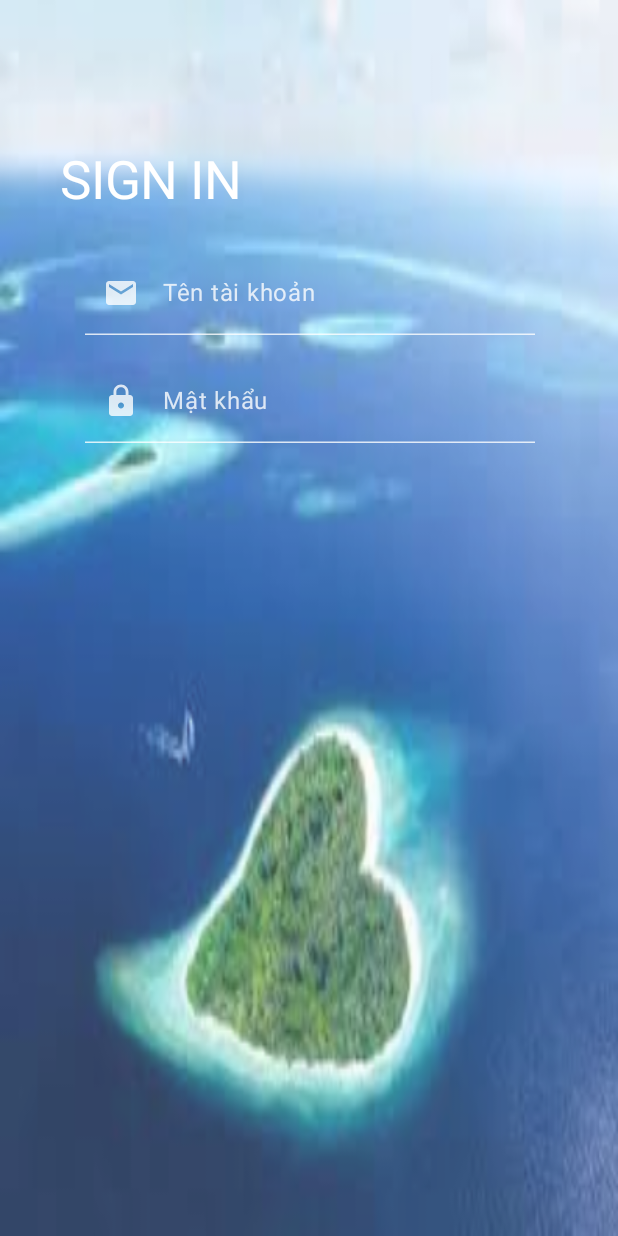
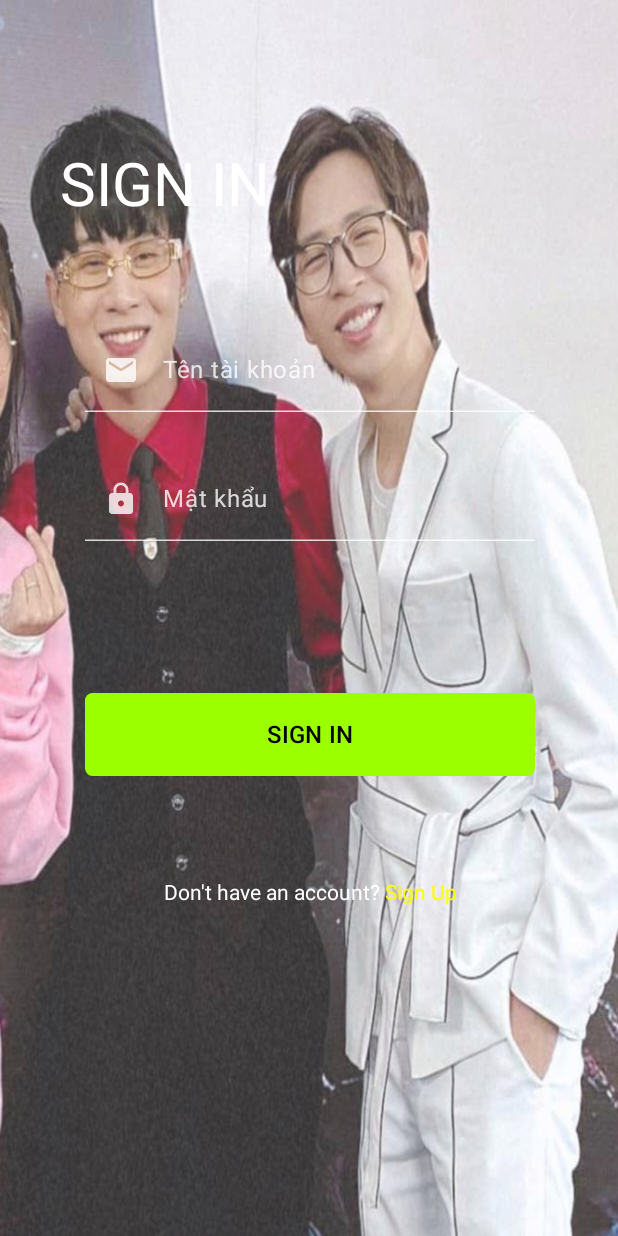
Before and after one commit to VanSonNek/MusicApp, an Android app built with Jetpack Compose: the screen it shows after launch (MainActivity), on a phone screen of 412 x 824 dp. Run offline under Robolectric (Android 15) with nearby library versions, the phone set to English and light mode, and no system bars; our stand-ins replace constraintlayout-compose.

Commit message:
Sanh lầy

```diff
--- a/app/src/main/java/com/example/musicapp/Composable/Button.kt
+++ b/app/src/main/java/com/example/musicapp/Composable/Button.kt
@@ -1 +1,46 @@
 package com.example.musicapp.Composable
+
+import androidx.compose.foundation.layout.height
+import androidx.compose.foundation.layout.width
+import androidx.compose.foundation.shape.RoundedCornerShape
+import androidx.compose.material3.Button
+import androidx.compose.material3.ButtonDefaults
+import androidx.compose.material3.Text
+import androidx.compose.runtime.Composable
+import androidx.compose.ui.Modifier
+import androidx.compose.ui.graphics.Color
+import androidx.compose.ui.tooling.preview.Preview
+import androidx.compose.ui.unit.Dp
+import androidx.compose.ui.unit.TextUnit
+import androidx.compose.ui.unit.dp
+import androidx.compose.ui.unit.sp
+
+@Composable
+fun MyButton(
+    onClick: () -> Unit,
+    modifier: Modifier = Modifier,
+    text: String, // Văn bản hiển thị trong nút
+    width: Dp , // Chiều rộng của nút
+    height: Dp , // Chiều cao của nút
+    fontSize: TextUnit , // Kích thước chữ
+    backgroundColor: Color  , // Màu nền của nút
+    textColor: Color, // Màu chữ của nút
+    cornerRadius: Dp  // Góc bo tròn của nút
+) {
+    Button(
+        onClick = onClick,
+        modifier = modifier
+            .width(width) // Chiều rộng của nút
+            .height(height), // Chiều cao của nút
+        colors = ButtonDefaults.buttonColors(
+            containerColor = backgroundColor // Màu nền của nút
+        ),
+        shape = RoundedCornerShape(cornerRadius) // Góc bo tròn cho nút
+    ) {
+        Text(
+            text = text, // Văn bản hiển thị trong nút
+            fontSize = fontSize, // Kích thước chữ
+            color = textColor // Màu chữ của nút
+        )
+    }
+}
--- a/app/src/main/java/com/example/musicapp/Composable/Dashboar.kt
+++ b/app/src/main/java/com/example/musicapp/Composable/Dashboar.kt
@@ -10,6 +10,7 @@ import androidx.compose.foundation.layout.fillMaxWidth
 import androidx.compose.foundation.layout.height
 import androidx.compose.foundation.layout.padding
 import androidx.compose.foundation.layout.width
+import androidx.compose.foundation.text.ClickableText
 import androidx.compose.material3.Button
 import androidx.compose.material3.ExperimentalMaterial3Api
 import androidx.compose.material3.OutlinedTextField
@@ -37,6 +38,10 @@ import androidx.compose.material.icons.filled.Email
 import androidx.compose.material.icons.filled.Person
 import androidx.compose.material.icons.filled.Lock
 import androidx.compose.material3.Icon
+import androidx.compose.ui.text.ExperimentalTextApi
+import androidx.compose.ui.text.SpanStyle
+import androidx.compose.ui.text.buildAnnotatedString
+import androidx.compose.ui.text.withAnnotation
 import androidx.compose.ui.unit.Dp
 
 
@@ -56,10 +61,8 @@ fun Text_Sign(modifier: Modifier = Modifier, text: String) {
     Text(
         text = text,
         modifier = modifier,
-        fontSize = 35.sp, // 👉 tăng kích thước chữ tại đây
+        fontSize = 40.sp, // 👉 tăng kích thước chữ tại đây
         color = Color.White,
-
-
     )
 }
 @OptIn(ExperimentalMaterial3Api::class)
@@ -69,7 +72,7 @@ fun InputField(
     value: String,
     onValueChange: (String) -> Unit,
     leadingIcon: @Composable (() -> Unit)? = null,
-    textFieldHeight: Dp = 300.dp, // Kích thước chiều cao của TextField
+    textFieldHeight: Dp = 300.dp,
 
 ) {
     // Màu trắng nhẹ cho các thành phần
@@ -84,7 +87,7 @@ fun InputField(
             onValueChange = onValueChange,
             label = { Text(label, color = lightWhite) },
             modifier = Modifier
-                .width(textFieldHeight), // Thiết lập chiều cao của TextField
+                .width(textFieldHeight),
             leadingIcon = leadingIcon,
             colors = TextFieldDefaults.textFieldColors(
                 containerColor = Color.Transparent,
@@ -102,7 +105,7 @@ fun SignInScreen(modifier: Modifier = Modifier) {
     var username by remember { mutableStateOf("") }
     var password by remember { mutableStateOf("") }
 
-    Column(modifier = modifier.padding(16.dp)) {
+    Column(modifier = modifier.padding(1.dp)) {
         InputField(
             label = "Tên tài khoản",
             value = username,
@@ -113,7 +116,7 @@ fun SignInScreen(modifier: Modifier = Modifier) {
             }
         )
 
-        Spacer(modifier = Modifier.height(16.dp))
+        Spacer(modifier = Modifier.height(30.dp))
 
         InputField(
             label = "Mật khẩu",
@@ -126,3 +129,33 @@ fun SignInScreen(modifier: Modifier = Modifier) {
         )
     }
 }
+@OptIn(ExperimentalTextApi::class)
+@Composable
+fun SignUpText(
+    onSignUpClick: () -> Unit,
+    modifier: Modifier = Modifier // Thêm tham số modifier
+) {
+    val text = buildAnnotatedString {
+        pushStyle(SpanStyle(color = Color.White))
+        append("Don't have an account? ")
+        pushStyle(SpanStyle(color = Color.Yellow)) // Màu của chữ "Sign Up"
+        withAnnotation(tag = "SIGN_UP", annotation = "signUp") {
+            append("Sign Up")
+        }
+        pop()
+    }
+
+    // Hiển thị văn bản với liên kết
+    ClickableText(
+        text = text,
+        onClick = { offset ->
+            text.getStringAnnotations(tag = "SIGN_UP", start = offset, end = offset)
+                .firstOrNull()?.let {
+                    if (it.item == "signUp") {
+                        onSignUpClick() // Gọi callback khi nhấn vào "Sign Up"
+                    }
+                }
+        },
+        modifier = modifier // Dùng modifier từ tham số truyền vào
+    )
+}
--- a/app/src/main/java/com/example/musicapp/Screen/SignUp_In/Sign_In.kt
+++ b/app/src/main/java/com/example/musicapp/Screen/SignUp_In/Sign_In.kt
@@ -5,11 +5,15 @@ import androidx.compose.foundation.layout.padding
 import androidx.compose.material3.Surface
 import androidx.compose.runtime.Composable
 import androidx.compose.ui.Modifier
+import androidx.compose.ui.graphics.Color
 import androidx.compose.ui.tooling.preview.Preview
 import androidx.compose.ui.unit.dp
+import androidx.compose.ui.unit.sp
 import androidx.constraintlayout.compose.ConstraintLayout
 import com.example.musicapp.Composable.BackgroundImage
+import com.example.musicapp.Composable.MyButton
 import com.example.musicapp.Composable.SignInScreen
+import com.example.musicapp.Composable.SignUpText
 import com.example.musicapp.Composable.Text_Sign
 import com.example.musicapp.R
 
@@ -21,9 +25,9 @@ Surface(modifier = Modifier.fillMaxSize()) {
             .fillMaxSize()
             ) {
 
-        val(img , text_signin, email_pass, forget, button, do_not ) =createRefs()
+        val(img , text_signin, email_pass, forget, button, sign_text ) =createRefs()
         BackgroundImage(
-            imageResId = R.drawable.imgtest,
+            imageResId = R.drawable.jackandvirut,
             modifier = Modifier
                 .constrainAs(img) {
                     top.linkTo(parent.top)
@@ -44,11 +48,37 @@ Surface(modifier = Modifier.fillMaxSize()) {
         SignInScreen(
             modifier = Modifier
                 .constrainAs(email_pass){
-                    top.linkTo(text_signin.bottom, margin = 10.dp)
+                    top.linkTo(text_signin.bottom, margin = 70.dp)
                     start.linkTo(parent.start, margin = 1.dp)
                     end.linkTo(parent.end)
                 }
         )
+        MyButton(
+            onClick = {},
+            text = "SIGN IN",
+            backgroundColor = Color(0xFF9CFF00),
+            width = 300.dp,
+            height = 55.dp,
+            fontSize = 16.sp,
+            textColor = Color.Black,
+            cornerRadius = 5.dp,
+            modifier = Modifier
+                .constrainAs(button){
+                    top.linkTo(email_pass.bottom, margin = 100.dp)
+                    start.linkTo(parent.start, margin = 1.dp)
+                    end.linkTo(parent.end)
+                }
+        )
+        SignUpText(
+            onSignUpClick = {},
+            modifier = Modifier
+                .constrainAs(sign_text){
+                    top.linkTo(button.bottom, margin = 70.dp)
+                    start.linkTo(parent.start, margin = 1.dp)
+                    end.linkTo(parent.end)
+                }
+        )
+
     }
 
 }
```
Also changed, not shown: app/src/main/res/drawable/jackandvirut.webp (added).
